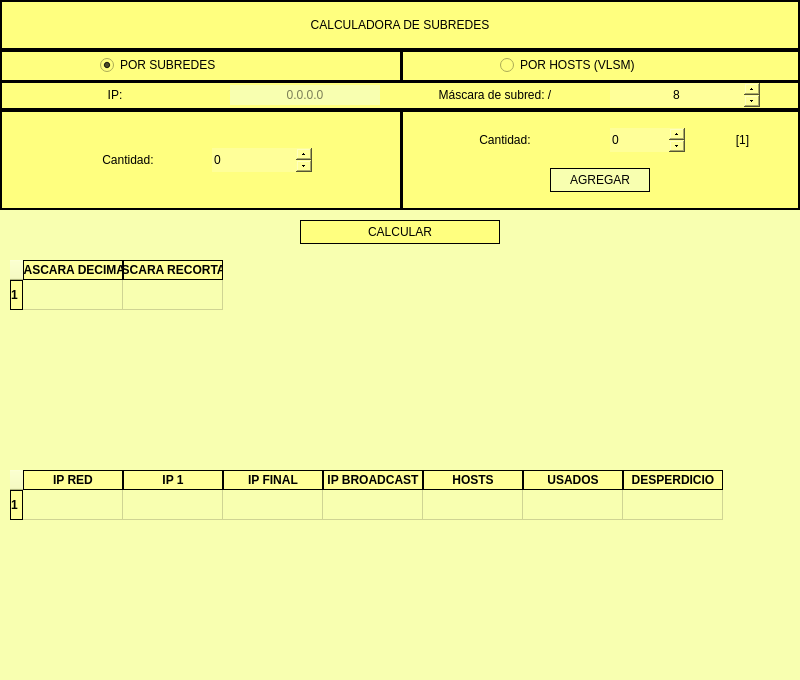
First picture: the form in mainwindow.ui, repository DavidAvalos14/CalculadoraSubredes, before the edit.
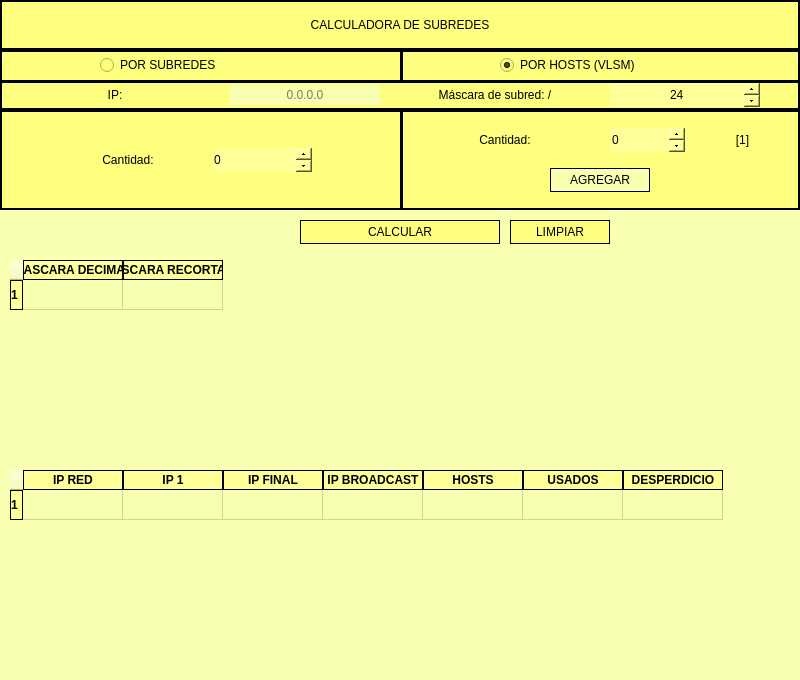
Second picture: the form after the edit.

What changed in the file:
```diff
--- a/mainwindow.ui
+++ b/mainwindow.ui
@@ -127,7 +127,7 @@
       <string>POR SUBREDES</string>
      </property>
      <property name="checked">
-      <bool>true</bool>
+      <bool>false</bool>
      </property>
     </widget>
     <widget class="QRadioButton" name="RB_Hosts">
@@ -146,6 +146,9 @@
      <property name="text">
       <string>POR HOSTS (VLSM)</string>
      </property>
+     <property name="checked">
+      <bool>true</bool>
+     </property>
     </widget>
     <widget class="QLabel" name="label">
      <property name="geometry">
@@ -251,6 +254,9 @@
      <property name="maximum">
       <number>31</number>
      </property>
+     <property name="value">
+      <number>24</number>
+     </property>
     </widget>
    </widget>
    <widget class="QFrame" name="frame_3">
@@ -632,6 +638,25 @@
      </property>
     </column>
    </widget>
+   <widget class="QPushButton" name="Btc_Calcular_2">
+    <property name="geometry">
+     <rect>
+      <x>510</x>
+      <y>220</y>
+      <width>100</width>
+      <height>24</height>
+     </rect>
+    </property>
+    <property name="styleSheet">
+     <string notr="true">border: 1px solid black;
+background-color: rgb(255, 255, 127);
+color: rgb(0,0,0);
+</string>
+    </property>
+    <property name="text">
+     <string>LIMPIAR</string>
+    </property>
+   </widget>
   </widget>
   <widget class="QStatusBar" name="statusbar"/>
  </widget>
```
Left out of the diff: 6 changed lines with no effect on the pictures.
